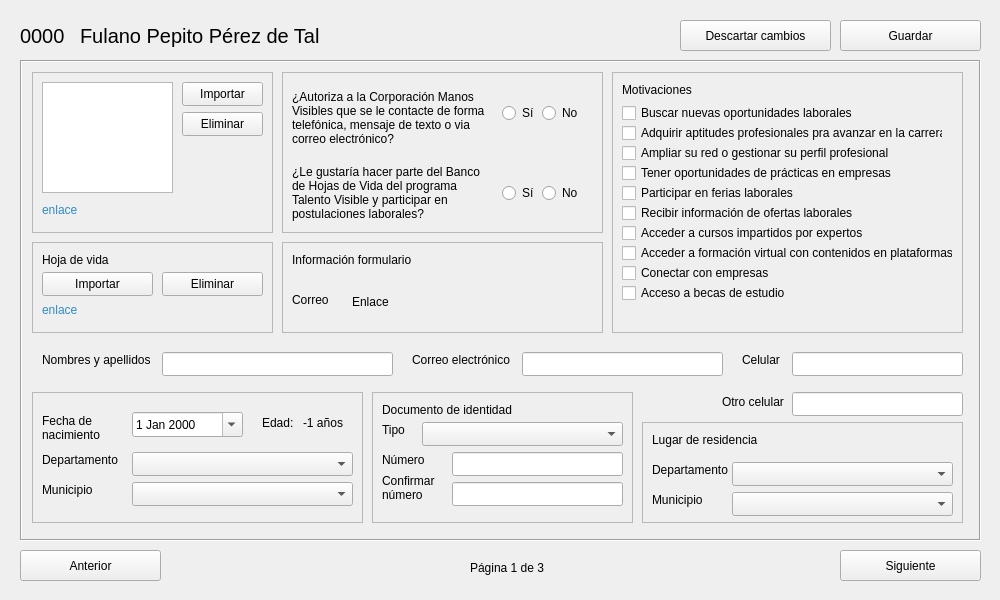
This is ui/profile_form.ui in liconaj/ResumeManager as Qt 5 draws it before an edit. The edited form follows.
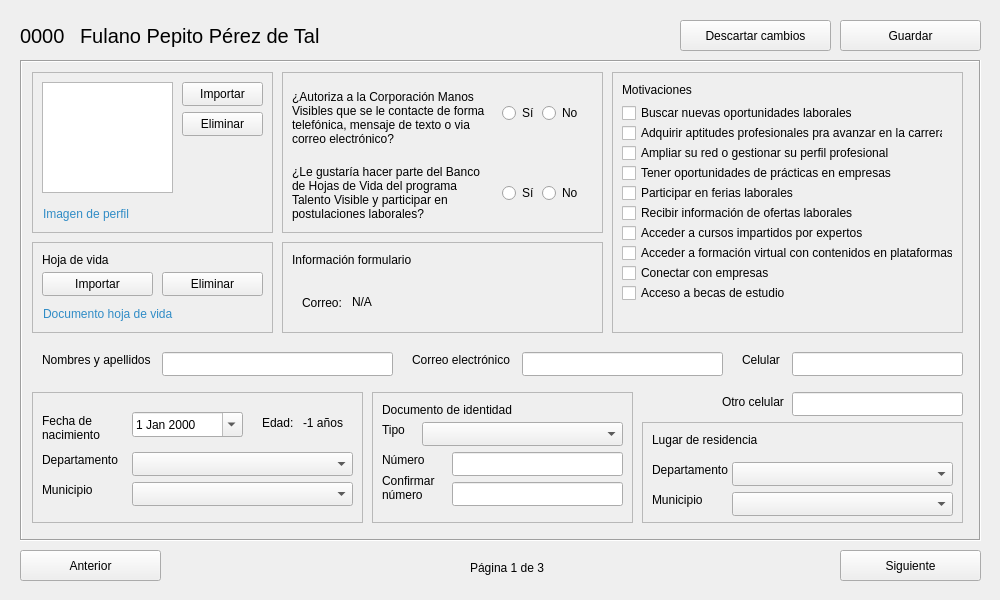
This is the edited form. The open tabs and pages were chosen to show the change.

Commit message: Setup plane push buttons for files

The edit to the form file:
```diff
--- a/ui/profile_form.ui
+++ b/ui/profile_form.ui
@@ -134,33 +134,6 @@
        </rect>
       </property>
      </widget>
-     <widget class="QLabel" name="photoPathLabel">
-      <property name="geometry">
-       <rect>
-        <x>10</x>
-        <y>130</y>
-        <width>221</width>
-        <height>16</height>
-       </rect>
-      </property>
-      <property name="styleSheet">
-       <string notr="true">QLabel {
-    color: palette(highlight);
-}</string>
-      </property>
-      <property name="frameShape">
-       <enum>QFrame::NoFrame</enum>
-      </property>
-      <property name="frameShadow">
-       <enum>QFrame::Sunken</enum>
-      </property>
-      <property name="text">
-       <string>enlace</string>
-      </property>
-      <property name="openExternalLinks">
-       <bool>true</bool>
-      </property>
-     </widget>
      <widget class="QPushButton" name="importPhotoPushButton">
       <property name="geometry">
        <rect>
@@ -187,6 +160,31 @@
        <string>Eliminar</string>
       </property>
      </widget>
+     <widget class="QPushButton" name="photoPushButton">
+      <property name="geometry">
+       <rect>
+        <x>10</x>
+        <y>130</y>
+        <width>221</width>
+        <height>24</height>
+       </rect>
+      </property>
+      <property name="cursor">
+       <cursorShape>PointingHandCursor</cursorShape>
+      </property>
+      <property name="styleSheet">
+       <string notr="true">QPushButton {
+    color: palette(highlight);
+	text-align: left;
+}</string>
+      </property>
+      <property name="text">
+       <string>Imagen de perfil</string>
+      </property>
+      <property name="flat">
+       <bool>true</bool>
+      </property>
+     </widget>
     </widget>
     <widget class="QFrame" name="authorizationsFrame">
      <property name="geometry">
@@ -374,28 +372,26 @@
        <string>Hoja de vida</string>
       </property>
      </widget>
-     <widget class="QLabel" name="cvPathLabel">
+     <widget class="QPushButton" name="resumePushButton">
       <property name="geometry">
        <rect>
         <x>10</x>
         <y>60</y>
         <width>221</width>
-        <height>16</height>
+        <height>24</height>
        </rect>
       </property>
       <property name="styleSheet">
-       <string notr="true">QLabel {
+       <string notr="true">QPushButton {
     color: palette(highlight);
+	text-align: left;
 }</string>
       </property>
-      <property name="frameShape">
-       <enum>QFrame::NoFrame</enum>
-      </property>
-      <property name="frameShadow">
-       <enum>QFrame::Sunken</enum>
-      </property>
       <property name="text">
-       <string>enlace</string>
+       <string>Documento hoja de vida</string>
+      </property>
+      <property name="flat">
+       <bool>true</bool>
       </property>
      </widget>
     </widget>
@@ -436,6 +432,11 @@
         <height>20</height>
        </rect>
       </property>
+      <property name="styleSheet">
+       <string notr="true">QLabel {
+	color: palette(background);
+}</string>
+      </property>
       <property name="frameShape">
        <enum>QFrame::NoFrame</enum>
       </property>
@@ -443,23 +444,23 @@
        <enum>QFrame::Sunken</enum>
       </property>
       <property name="text">
-       <string>Enlace</string>
+       <string>N/A</string>
       </property>
      </widget>
      <widget class="QLabel" name="label_10">
       <property name="geometry">
        <rect>
-        <x>10</x>
+        <x>20</x>
         <y>50</y>
         <width>51</width>
-        <height>16</height>
+        <height>21</height>
        </rect>
       </property>
       <property name="frameShape">
        <enum>QFrame::NoFrame</enum>
       </property>
       <property name="text">
-       <string>Correo</string>
+       <string>Correo:</string>
       </property>
      </widget>
     </widget>
```
Left out of the diff: 7 changed lines with no effect on the pictures. The commit also changes 4 other files.
